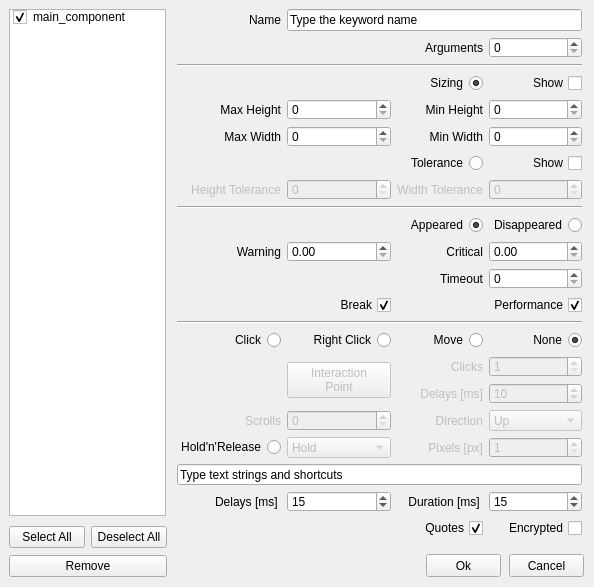
This is alyvix/extra/robotide/qt_ui/alyvix_rect_finder_properties_view.ui in alyvix/alyvix as Qt 5 draws it before an edit. The edited form follows.
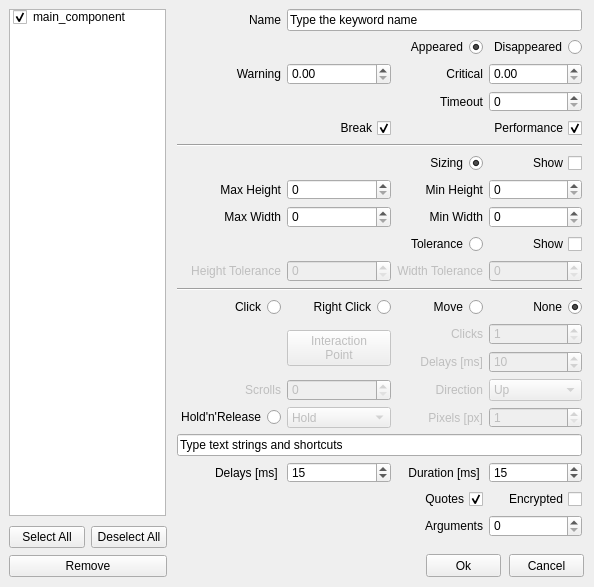
This is the edited form.

```diff
--- a/alyvix/extra/robotide/qt_ui/alyvix_rect_finder_properties_view.ui
+++ b/alyvix/extra/robotide/qt_ui/alyvix_rect_finder_properties_view.ui
@@ -142,20 +142,219 @@
      </rect>
     </property>
     <layout class="QGridLayout" name="gridLayout">
-     <item row="13" column="2" colspan="2">
-      <widget class="QCheckBox" name="checkBoxEnablePerformance">
-       <property name="layoutDirection">
-        <enum>Qt::RightToLeft</enum>
+     <item row="19" column="2">
+      <widget class="QLabel" name="labelClickDelay">
+       <property name="enabled">
+        <bool>false</bool>
        </property>
        <property name="text">
-        <string>Performance</string>
+        <string>Delays [ms]</string>
        </property>
-       <property name="checked">
-        <bool>true</bool>
+       <property name="alignment">
+        <set>Qt::AlignRight|Qt::AlignTrailing|Qt::AlignVCenter</set>
+       </property>
+      </widget>
+     </item>
+     <item row="25" column="2">
+      <widget class="QLabel" name="labelSendKeysDuration">
+       <property name="text">
+        <string>Duration [ms] </string>
+       </property>
+       <property name="alignment">
+        <set>Qt::AlignRight|Qt::AlignTrailing|Qt::AlignVCenter</set>
        </property>
       </widget>
      </item>
      <item row="8" column="1">
+      <widget class="QSpinBox" name="max_height_spinbox">
+       <property name="maximum">
+        <number>9999</number>
+       </property>
+      </widget>
+     </item>
+     <item row="9" column="1">
+      <widget class="QSpinBox" name="max_width_spinbox">
+       <property name="maximum">
+        <number>9999</number>
+       </property>
+      </widget>
+     </item>
+     <item row="8" column="0">
+      <widget class="QLabel" name="max_height_label">
+       <property name="text">
+        <string>Max Height</string>
+       </property>
+       <property name="alignment">
+        <set>Qt::AlignRight|Qt::AlignTrailing|Qt::AlignVCenter</set>
+       </property>
+      </widget>
+     </item>
+     <item row="25" column="0">
+      <widget class="QLabel" name="labelSendKeysDelay">
+       <property name="text">
+        <string>Delays [ms] </string>
+       </property>
+       <property name="alignment">
+        <set>Qt::AlignRight|Qt::AlignTrailing|Qt::AlignVCenter</set>
+       </property>
+      </widget>
+     </item>
+     <item row="7" column="2">
+      <widget class="QRadioButton" name="use_min_max">
+       <property name="layoutDirection">
+        <enum>Qt::RightToLeft</enum>
+       </property>
+       <property name="text">
+        <string>Sizing</string>
+       </property>
+       <property name="checked">
+        <bool>true</bool>
+       </property>
+       <attribute name="buttonGroup">
+        <string notr="true">buttonGroup</string>
+       </attribute>
+      </widget>
+     </item>
+     <item row="10" column="3">
+      <widget class="QCheckBox" name="show_tolerance">
+       <property name="layoutDirection">
+        <enum>Qt::RightToLeft</enum>
+       </property>
+       <property name="text">
+        <string>Show</string>
+       </property>
+      </widget>
+     </item>
+     <item row="8" column="2">
+      <widget class="QLabel" name="min_height_label">
+       <property name="text">
+        <string>Min Height</string>
+       </property>
+       <property name="alignment">
+        <set>Qt::AlignRight|Qt::AlignTrailing|Qt::AlignVCenter</set>
+       </property>
+      </widget>
+     </item>
+     <item row="9" column="2">
+      <widget class="QLabel" name="min_width_label">
+       <property name="text">
+        <string>Min Width</string>
+       </property>
+       <property name="alignment">
+        <set>Qt::AlignRight|Qt::AlignTrailing|Qt::AlignVCenter</set>
+       </property>
+      </widget>
+     </item>
+     <item row="0" column="1" colspan="3">
+      <widget class="QLineEdit" name="namelineedit">
+       <property name="text">
+        <string>Type the keyword name</string>
+       </property>
+      </widget>
+     </item>
+     <item row="21" column="2">
+      <widget class="QLabel" name="labelPixels">
+       <property name="enabled">
+        <bool>false</bool>
+       </property>
+       <property name="text">
+        <string>Pixels [px]</string>
+       </property>
+       <property name="alignment">
+        <set>Qt::AlignRight|Qt::AlignTrailing|Qt::AlignVCenter</set>
+       </property>
+      </widget>
+     </item>
+     <item row="20" column="1">
+      <widget class="QSpinBox" name="spinBoxScrolls">
+       <property name="enabled">
+        <bool>false</bool>
+       </property>
+      </widget>
+     </item>
+     <item row="20" column="0">
+      <widget class="QLabel" name="scrollsLabel">
+       <property name="enabled">
+        <bool>false</bool>
+       </property>
+       <property name="text">
+        <string>Scrolls</string>
+       </property>
+       <property name="alignment">
+        <set>Qt::AlignRight|Qt::AlignTrailing|Qt::AlignVCenter</set>
+       </property>
+      </widget>
+     </item>
+     <item row="0" column="0">
+      <widget class="QLabel" name="labelName">
+       <property name="layoutDirection">
+        <enum>Qt::LeftToRight</enum>
+       </property>
+       <property name="text">
+        <string>Name</string>
+       </property>
+       <property name="alignment">
+        <set>Qt::AlignRight|Qt::AlignTrailing|Qt::AlignVCenter</set>
+       </property>
+      </widget>
+     </item>
+     <item row="21" column="0">
+      <widget class="QRadioButton" name="holdreleaseRadio">
+       <property name="layoutDirection">
+        <enum>Qt::RightToLeft</enum>
+       </property>
+       <property name="text">
+        <string>Hold'n'Release</string>
+       </property>
+       <attribute name="buttonGroup">
+        <string notr="true">buttonGroup_2</string>
+       </attribute>
+      </widget>
+     </item>
+     <item row="20" column="3">
+      <widget class="QComboBox" name="comboBoxScrolls">
+       <property name="enabled">
+        <bool>false</bool>
+       </property>
+       <item>
+        <property name="text">
+         <string>Up</string>
+        </property>
+       </item>
+       <item>
+        <property name="text">
+         <string>Down</string>
+        </property>
+       </item>
+       <item>
+        <property name="text">
+         <string>Left</string>
+        </property>
+       </item>
+       <item>
+        <property name="text">
+         <string>Right</string>
+        </property>
+       </item>
+      </widget>
+     </item>
+     <item row="20" column="2">
+      <widget class="QLabel" name="labelDirectionScroll">
+       <property name="enabled">
+        <bool>false</bool>
+       </property>
+       <property name="layoutDirection">
+        <enum>Qt::LeftToRight</enum>
+       </property>
+       <property name="text">
+        <string>Direction</string>
+       </property>
+       <property name="alignment">
+        <set>Qt::AlignRight|Qt::AlignTrailing|Qt::AlignVCenter</set>
+       </property>
+      </widget>
+     </item>
+     <item row="11" column="1">
       <widget class="QSpinBox" name="height_tolerance_spinbox">
        <property name="enabled">
         <bool>false</bool>
@@ -165,31 +364,7 @@
        </property>
       </widget>
      </item>
-     <item row="5" column="3">
-      <widget class="QSpinBox" name="min_height_spinbox">
-       <property name="maximum">
-        <number>9999</number>
-       </property>
-      </widget>
-     </item>
-     <item row="1" column="2">
-      <widget class="QLabel" name="labelArgs">
-       <property name="text">
-        <string>Arguments</string>
-       </property>
-       <property name="alignment">
-        <set>Qt::AlignRight|Qt::AlignTrailing|Qt::AlignVCenter</set>
-       </property>
-      </widget>
-     </item>
-     <item row="9" column="0" colspan="4">
-      <widget class="Line" name="line_8">
-       <property name="orientation">
-        <enum>Qt::Horizontal</enum>
-       </property>
-      </widget>
-     </item>
-     <item row="15" column="0">
+     <item row="17" column="0">
       <widget class="QRadioButton" name="clickRadio">
        <property name="layoutDirection">
         <enum>Qt::RightToLeft</enum>
@@ -205,14 +380,21 @@
        </attribute>
       </widget>
      </item>
-     <item row="22" column="0" colspan="4">
+     <item row="24" column="0" colspan="4">
       <widget class="QLineEdit" name="inserttext">
        <property name="text">
         <string>Type text strings and shortcuts</string>
        </property>
       </widget>
      </item>
-     <item row="24" column="2">
+     <item row="8" column="3">
+      <widget class="QSpinBox" name="min_height_spinbox">
+       <property name="maximum">
+        <number>9999</number>
+       </property>
+      </widget>
+     </item>
+     <item row="26" column="2">
       <widget class="QCheckBox" name="add_quotes">
        <property name="layoutDirection">
         <enum>Qt::RightToLeft</enum>
@@ -225,73 +407,7 @@
        </property>
       </widget>
      </item>
-     <item row="10" column="3">
-      <widget class="QRadioButton" name="wait_disapp_radio">
-       <property name="layoutDirection">
-        <enum>Qt::RightToLeft</enum>
-       </property>
-       <property name="text">
-        <string>Disappeared</string>
-       </property>
-       <property name="checked">
-        <bool>false</bool>
-       </property>
-       <attribute name="buttonGroup">
-        <string notr="true">buttonGroup_3</string>
-       </attribute>
-      </widget>
-     </item>
-     <item row="13" column="0" colspan="2">
-      <widget class="QCheckBox" name="timeout_exception">
-       <property name="layoutDirection">
-        <enum>Qt::RightToLeft</enum>
-       </property>
-       <property name="text">
-        <string>Break</string>
-       </property>
-       <property name="checked">
-        <bool>true</bool>
-       </property>
-      </widget>
-     </item>
      <item row="11" column="3">
-      <widget class="QDoubleSpinBox" name="doubleSpinBoxCritical">
-       <property name="maximum">
-        <double>9999.989999999999782</double>
-       </property>
-       <property name="singleStep">
-        <double>1.000000000000000</double>
-       </property>
-      </widget>
-     </item>
-     <item row="3" column="0" colspan="4">
-      <widget class="Line" name="line_3">
-       <property name="orientation">
-        <enum>Qt::Horizontal</enum>
-       </property>
-      </widget>
-     </item>
-     <item row="12" column="2">
-      <widget class="QLabel" name="timeout_label">
-       <property name="text">
-        <string>Timeout</string>
-       </property>
-       <property name="alignment">
-        <set>Qt::AlignRight|Qt::AlignTrailing|Qt::AlignVCenter</set>
-       </property>
-      </widget>
-     </item>
-     <item row="11" column="2">
-      <widget class="QLabel" name="labelCritical">
-       <property name="text">
-        <string>Critical</string>
-       </property>
-       <property name="alignment">
-        <set>Qt::AlignRight|Qt::AlignTrailing|Qt::AlignVCenter</set>
-       </property>
-      </widget>
-     </item>
-     <item row="8" column="3">
       <widget class="QSpinBox" name="width_tolerance_spinbox">
        <property name="enabled">
         <bool>false</bool>
@@ -301,17 +417,30 @@
        </property>
       </widget>
      </item>
-     <item row="11" column="0">
-      <widget class="QLabel" name="labelWarning">
+     <item row="6" column="0" colspan="4">
+      <widget class="Line" name="line_3">
+       <property name="orientation">
+        <enum>Qt::Horizontal</enum>
+       </property>
+      </widget>
+     </item>
+     <item row="17" column="3">
+      <widget class="QRadioButton" name="dontclickRadio">
+       <property name="layoutDirection">
+        <enum>Qt::RightToLeft</enum>
+       </property>
        <property name="text">
-        <string>Warning</string>
+        <string>None</string>
        </property>
-       <property name="alignment">
-        <set>Qt::AlignRight|Qt::AlignTrailing|Qt::AlignVCenter</set>
+       <property name="checked">
+        <bool>true</bool>
        </property>
+       <attribute name="buttonGroup">
+        <string notr="true">buttonGroup_2</string>
+       </attribute>
       </widget>
      </item>
-     <item row="15" column="1">
+     <item row="17" column="1">
       <widget class="QRadioButton" name="rightclickRadio">
        <property name="layoutDirection">
         <enum>Qt::RightToLeft</enum>
@@ -324,7 +453,7 @@
        </attribute>
       </widget>
      </item>
-     <item row="4" column="3">
+     <item row="7" column="3">
       <widget class="QCheckBox" name="show_min_max">
        <property name="layoutDirection">
         <enum>Qt::RightToLeft</enum>
@@ -334,7 +463,7 @@
        </property>
       </widget>
      </item>
-     <item row="19" column="3">
+     <item row="21" column="3">
       <widget class="QSpinBox" name="holdreleaseSpinBox">
        <property name="enabled">
         <bool>false</bool>
@@ -347,23 +476,7 @@
        </property>
       </widget>
      </item>
-     <item row="15" column="3">
-      <widget class="QRadioButton" name="dontclickRadio">
-       <property name="layoutDirection">
-        <enum>Qt::RightToLeft</enum>
-       </property>
-       <property name="text">
-        <string>None</string>
-       </property>
-       <property name="checked">
-        <bool>true</bool>
-       </property>
-       <attribute name="buttonGroup">
-        <string notr="true">buttonGroup_2</string>
-       </attribute>
-      </widget>
-     </item>
-     <item row="23" column="3">
+     <item row="25" column="3">
       <widget class="QSpinBox" name="spinBoxSendKeysDuration">
        <property name="maximum">
         <number>60000</number>
@@ -373,23 +486,7 @@
        </property>
       </widget>
      </item>
-     <item row="17" column="3">
-      <widget class="QSpinBox" name="clickdelay_spinbox">
-       <property name="enabled">
-        <bool>false</bool>
-       </property>
-       <property name="minimum">
-        <number>1</number>
-       </property>
-       <property name="maximum">
-        <number>60000</number>
-       </property>
-       <property name="value">
-        <number>10</number>
-       </property>
-      </widget>
-     </item>
-     <item row="16" column="1" rowspan="2">
+     <item row="18" column="1" rowspan="2">
       <widget class="QPushButton" name="pushButtonXYoffset">
        <property name="enabled">
         <bool>false</bool>
@@ -400,10 +497,7 @@
        </property>
       </widget>
      </item>
-     <item row="1" column="3">
-      <widget class="QSpinBox" name="spinBoxArgs"/>
-     </item>
-     <item row="15" column="2">
+     <item row="17" column="2">
       <widget class="QRadioButton" name="movemouseRadio">
        <property name="layoutDirection">
         <enum>Qt::RightToLeft</enum>
@@ -419,37 +513,30 @@
        </attribute>
       </widget>
      </item>
-     <item row="11" column="1">
-      <widget class="QDoubleSpinBox" name="doubleSpinBoxWarning">
-       <property name="maximum">
-        <double>9999.989999999999782</double>
-       </property>
-       <property name="singleStep">
-        <double>1.000000000000000</double>
-       </property>
-      </widget>
-     </item>
-     <item row="16" column="2">
-      <widget class="QLabel" name="labelClickNumber">
+     <item row="19" column="3">
+      <widget class="QSpinBox" name="clickdelay_spinbox">
        <property name="enabled">
         <bool>false</bool>
        </property>
-       <property name="text">
-        <string>Clicks</string>
+       <property name="minimum">
+        <number>1</number>
        </property>
-       <property name="alignment">
-        <set>Qt::AlignRight|Qt::AlignTrailing|Qt::AlignVCenter</set>
+       <property name="maximum">
+        <number>60000</number>
+       </property>
+       <property name="value">
+        <number>10</number>
        </property>
       </widget>
      </item>
-     <item row="14" column="0" colspan="4">
+     <item row="16" column="0" colspan="4">
       <widget class="Line" name="line_10">
        <property name="orientation">
         <enum>Qt::Horizontal</enum>
        </property>
       </widget>
      </item>
-     <item row="8" column="2">
+     <item row="11" column="2">
       <widget class="QLabel" name="width_tolerance_label">
        <property name="enabled">
         <bool>false</bool>
@@ -462,53 +549,20 @@
        </property>
       </widget>
      </item>
-     <item row="23" column="1">
-      <widget class="QSpinBox" name="spinBoxSendKeysDelay">
-       <property name="maximum">
-        <number>60000</number>
-       </property>
-       <property name="value">
-        <number>15</number>
-       </property>
-      </widget>
-     </item>
-     <item row="8" column="0">
-      <widget class="QLabel" name="height_tolerance_label">
+     <item row="18" column="2">
+      <widget class="QLabel" name="labelClickNumber">
        <property name="enabled">
         <bool>false</bool>
        </property>
        <property name="text">
-        <string>Height Tolerance</string>
+        <string>Clicks</string>
        </property>
        <property name="alignment">
         <set>Qt::AlignRight|Qt::AlignTrailing|Qt::AlignVCenter</set>
        </property>
       </widget>
      </item>
-     <item row="10" column="0" colspan="3">
-      <widget class="QRadioButton" name="wait_radio">
-       <property name="layoutDirection">
-        <enum>Qt::RightToLeft</enum>
-       </property>
-       <property name="text">
-        <string>Appeared</string>
-       </property>
-       <property name="checked">
-        <bool>true</bool>
-       </property>
-       <attribute name="buttonGroup">
-        <string notr="true">buttonGroup_3</string>
-       </attribute>
-      </widget>
-     </item>
-     <item row="12" column="3">
-      <widget class="QSpinBox" name="timeout_spinbox">
-       <property name="maximum">
-        <number>999999</number>
-       </property>
-      </widget>
-     </item>
-     <item row="6" column="0">
+     <item row="9" column="0">
       <widget class="QLabel" name="max_width_label">
        <property name="text">
         <string>Max Width</string>
@@ -518,20 +572,30 @@
        </property>
       </widget>
      </item>
-     <item row="7" column="2">
-      <widget class="QRadioButton" name="use_tolerance">
-       <property name="layoutDirection">
-        <enum>Qt::RightToLeft</enum>
+     <item row="11" column="0">
+      <widget class="QLabel" name="height_tolerance_label">
+       <property name="enabled">
+        <bool>false</bool>
        </property>
        <property name="text">
-        <string>Tolerance</string>
+        <string>Height Tolerance</string>
        </property>
-       <attribute name="buttonGroup">
-        <string notr="true">buttonGroup</string>
-       </attribute>
+       <property name="alignment">
+        <set>Qt::AlignRight|Qt::AlignTrailing|Qt::AlignVCenter</set>
+       </property>
       </widget>
      </item>
-     <item row="19" column="1">
+     <item row="25" column="1">
+      <widget class="QSpinBox" name="spinBoxSendKeysDelay">
+       <property name="maximum">
+        <number>60000</number>
+       </property>
+       <property name="value">
+        <number>15</number>
+       </property>
+      </widget>
+     </item>
+     <item row="21" column="1">
       <widget class="QComboBox" name="holdreleaseComboBox">
        <property name="enabled">
         <bool>false</bool>
@@ -568,7 +632,20 @@
        </item>
       </widget>
      </item>
-     <item row="16" column="3">
+     <item row="10" column="2">
+      <widget class="QRadioButton" name="use_tolerance">
+       <property name="layoutDirection">
+        <enum>Qt::RightToLeft</enum>
+       </property>
+       <property name="text">
+        <string>Tolerance</string>
+       </property>
+       <attribute name="buttonGroup">
+        <string notr="true">buttonGroup</string>
+       </attribute>
+      </widget>
+     </item>
+     <item row="18" column="3">
       <widget class="QSpinBox" name="clicknumber_spinbox">
        <property name="enabled">
         <bool>false</bool>
@@ -578,7 +655,7 @@
        </property>
       </widget>
      </item>
-     <item row="24" column="3">
+     <item row="26" column="3">
       <widget class="QCheckBox" name="text_encrypted">
        <property name="layoutDirection">
         <enum>Qt::RightToLeft</enum>
@@ -591,222 +668,138 @@
        </property>
       </widget>
      </item>
-     <item row="6" column="3">
+     <item row="9" column="3">
       <widget class="QSpinBox" name="min_width_spinbox">
        <property name="maximum">
         <number>9999</number>
        </property>
       </widget>
      </item>
-     <item row="6" column="1">
-      <widget class="QSpinBox" name="max_width_spinbox">
-       <property name="maximum">
-        <number>9999</number>
+     <item row="27" column="2">
+      <widget class="QLabel" name="labelArgs">
+       <property name="text">
+        <string>Arguments</string>
+       </property>
+       <property name="alignment">
+        <set>Qt::AlignRight|Qt::AlignTrailing|Qt::AlignVCenter</set>
        </property>
       </widget>
      </item>
-     <item row="17" column="2">
-      <widget class="QLabel" name="labelClickDelay">
-       <property name="enabled">
+     <item row="27" column="3">
+      <widget class="QSpinBox" name="spinBoxArgs"/>
+     </item>
+     <item row="2" column="3">
+      <widget class="QRadioButton" name="wait_disapp_radio">
+       <property name="layoutDirection">
+        <enum>Qt::RightToLeft</enum>
+       </property>
+       <property name="text">
+        <string>Disappeared</string>
+       </property>
+       <property name="checked">
         <bool>false</bool>
        </property>
+       <attribute name="buttonGroup">
+        <string notr="true">buttonGroup_3</string>
+       </attribute>
+      </widget>
+     </item>
+     <item row="2" column="2">
+      <widget class="QRadioButton" name="wait_radio">
+       <property name="layoutDirection">
+        <enum>Qt::RightToLeft</enum>
+       </property>
        <property name="text">
-        <string>Delays [ms]</string>
+        <string>Appeared</string>
        </property>
+       <property name="checked">
+        <bool>true</bool>
+       </property>
+       <attribute name="buttonGroup">
+        <string notr="true">buttonGroup_3</string>
+       </attribute>
+      </widget>
+     </item>
+     <item row="3" column="0">
+      <widget class="QLabel" name="labelWarning">
+       <property name="text">
+        <string>Warning</string>
+       </property>
        <property name="alignment">
         <set>Qt::AlignRight|Qt::AlignTrailing|Qt::AlignVCenter</set>
        </property>
       </widget>
      </item>
-     <item row="23" column="2">
-      <widget class="QLabel" name="labelSendKeysDuration">
+     <item row="5" column="2" colspan="2">
+      <widget class="QCheckBox" name="checkBoxEnablePerformance">
+       <property name="layoutDirection">
+        <enum>Qt::RightToLeft</enum>
+       </property>
        <property name="text">
-        <string>Duration [ms] </string>
+        <string>Performance</string>
        </property>
+       <property name="checked">
+        <bool>true</bool>
+       </property>
+      </widget>
+     </item>
+     <item row="3" column="2">
+      <widget class="QLabel" name="labelCritical">
+       <property name="text">
+        <string>Critical</string>
+       </property>
        <property name="alignment">
         <set>Qt::AlignRight|Qt::AlignTrailing|Qt::AlignVCenter</set>
        </property>
       </widget>
      </item>
-     <item row="5" column="1">
-      <widget class="QSpinBox" name="max_height_spinbox">
+     <item row="4" column="3">
+      <widget class="QSpinBox" name="timeout_spinbox">
        <property name="maximum">
-        <number>9999</number>
+        <number>999999</number>
        </property>
       </widget>
      </item>
      <item row="4" column="2">
-      <widget class="QRadioButton" name="use_min_max">
+      <widget class="QLabel" name="timeout_label">
+       <property name="text">
+        <string>Timeout</string>
+       </property>
+       <property name="alignment">
+        <set>Qt::AlignRight|Qt::AlignTrailing|Qt::AlignVCenter</set>
+       </property>
+      </widget>
+     </item>
+     <item row="3" column="3">
+      <widget class="QDoubleSpinBox" name="doubleSpinBoxCritical">
+       <property name="maximum">
+        <double>9999.989999999999782</double>
+       </property>
+       <property name="singleStep">
+        <double>1.000000000000000</double>
+       </property>
+      </widget>
+     </item>
+     <item row="5" column="0" colspan="2">
+      <widget class="QCheckBox" name="timeout_exception">
        <property name="layoutDirection">
         <enum>Qt::RightToLeft</enum>
        </property>
        <property name="text">
-        <string>Sizing</string>
+        <string>Break</string>
        </property>
        <property name="checked">
         <bool>true</bool>
        </property>
-       <attribute name="buttonGroup">
-        <string notr="true">buttonGroup</string>
-       </attribute>
       </widget>
      </item>
-     <item row="5" column="0">
-      <widget class="QLabel" name="max_height_label">
-       <property name="text">
-        <string>Max Height</string>
+     <item row="3" column="1">
+      <widget class="QDoubleSpinBox" name="doubleSpinBoxWarning">
+       <property name="maximum">
+        <double>9999.989999999999782</double>
        </property>
-       <property name="alignment">
-        <set>Qt::AlignRight|Qt::AlignTrailing|Qt::AlignVCenter</set>
-       </property>
-      </widget>
-     </item>
-     <item row="23" column="0">
-      <widget class="QLabel" name="labelSendKeysDelay">
-       <property name="text">
-        <string>Delays [ms] </string>
-       </property>
-       <property name="alignment">
-        <set>Qt::AlignRight|Qt::AlignTrailing|Qt::AlignVCenter</set>
-       </property>
-      </widget>
-     </item>
-     <item row="7" column="3">
-      <widget class="QCheckBox" name="show_tolerance">
-       <property name="layoutDirection">
-        <enum>Qt::RightToLeft</enum>
-       </property>
-       <property name="text">
-        <string>Show</string>
-       </property>
-      </widget>
-     </item>
-     <item row="6" column="2">
-      <widget class="QLabel" name="min_width_label">
-       <property name="text">
-        <string>Min Width</string>
-       </property>
-       <property name="alignment">
-        <set>Qt::AlignRight|Qt::AlignTrailing|Qt::AlignVCenter</set>
-       </property>
-      </widget>
-     </item>
-     <item row="19" column="2">
-      <widget class="QLabel" name="labelPixels">
-       <property name="enabled">
-        <bool>false</bool>
-       </property>
-       <property name="text">
-        <string>Pixels [px]</string>
-       </property>
-       <property name="alignment">
-        <set>Qt::AlignRight|Qt::AlignTrailing|Qt::AlignVCenter</set>
-       </property>
-      </widget>
-     </item>
-     <item row="5" column="2">
-      <widget class="QLabel" name="min_height_label">
-       <property name="text">
-        <string>Min Height</string>
-       </property>
-       <property name="alignment">
-        <set>Qt::AlignRight|Qt::AlignTrailing|Qt::AlignVCenter</set>
-       </property>
-      </widget>
-     </item>
-     <item row="0" column="1" colspan="3">
-      <widget class="QLineEdit" name="namelineedit">
-       <property name="text">
-        <string>Type the keyword name</string>
-       </property>
-      </widget>
-     </item>
-     <item row="0" column="0">
-      <widget class="QLabel" name="labelName">
-       <property name="layoutDirection">
-        <enum>Qt::LeftToRight</enum>
-       </property>
-       <property name="text">
-        <string>Name</string>
-       </property>
-       <property name="alignment">
-        <set>Qt::AlignRight|Qt::AlignTrailing|Qt::AlignVCenter</set>
-       </property>
-      </widget>
-     </item>
-     <item row="19" column="0">
-      <widget class="QRadioButton" name="holdreleaseRadio">
-       <property name="layoutDirection">
-        <enum>Qt::RightToLeft</enum>
-       </property>
-       <property name="text">
-        <string>Hold'n'Release</string>
-       </property>
-       <attribute name="buttonGroup">
-        <string notr="true">buttonGroup_2</string>
-       </attribute>
-      </widget>
-     </item>
-     <item row="18" column="0">
-      <widget class="QLabel" name="scrollsLabel">
-       <property name="enabled">
-        <bool>false</bool>
-       </property>
-       <property name="text">
-        <string>Scrolls</string>
-       </property>
-       <property name="alignment">
-        <set>Qt::AlignRight|Qt::AlignTrailing|Qt::AlignVCenter</set>
-       </property>
-      </widget>
-     </item>
-     <item row="18" column="1">
-      <widget class="QSpinBox" name="spinBoxScrolls">
-       <property name="enabled">
-        <bool>false</bool>
-       </property>
-      </widget>
-     </item>
-     <item row="18" column="3">
-      <widget class="QComboBox" name="comboBoxScrolls">
-       <property name="enabled">
-        <bool>false</bool>
-       </property>
-       <item>
-        <property name="text">
-         <string>Up</string>
-        </property>
-       </item>
-       <item>
-        <property name="text">
-         <string>Down</string>
-        </property>
-       </item>
-       <item>
-        <property name="text">
-         <string>Left</string>
-        </property>
-       </item>
-       <item>
-        <property name="text">
-         <string>Right</string>
-        </property>
-       </item>
-      </widget>
-     </item>
-     <item row="18" column="2">
-      <widget class="QLabel" name="labelDirectionScroll">
-       <property name="enabled">
-        <bool>false</bool>
-       </property>
-       <property name="layoutDirection">
-        <enum>Qt::LeftToRight</enum>
-       </property>
-       <property name="text">
-        <string>Direction</string>
-       </property>
-       <property name="alignment">
-        <set>Qt::AlignRight|Qt::AlignTrailing|Qt::AlignVCenter</set>
+       <property name="singleStep">
+        <double>1.000000000000000</double>
        </property>
       </widget>
      </item>
```
